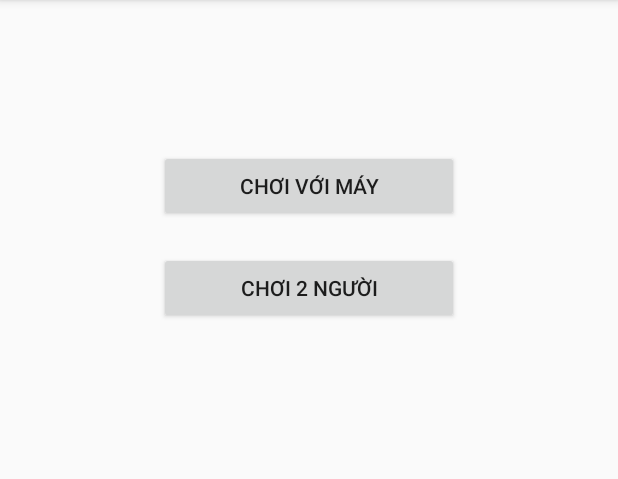
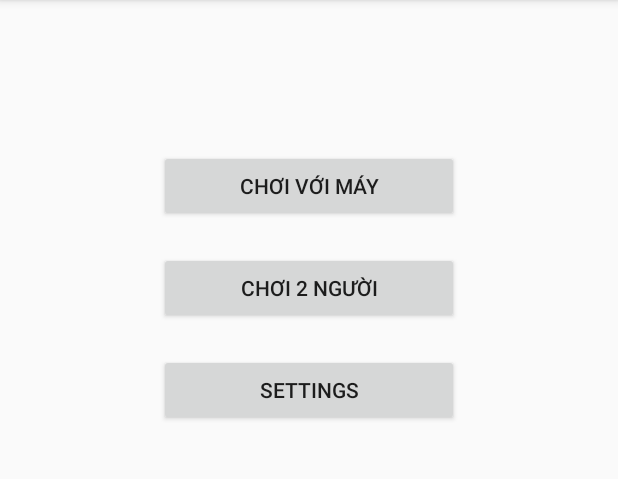
Before and after one commit to nguyendinhtrieu1996/TictactoeNegamaxAB, an Android app: the screen it shows after launch (MainActivity), on a phone screen of 412 x 824 dp, the part 84-563 px from its top. Run offline under Robolectric (Android 15) with nearby library versions, the phone set to English and light mode, and no system bars; our stand-ins replace androidx.preference; libraries missing offline, so code that uses them is left out: android.support.v7.

Commit message:
add settings feature

```diff
--- a/TictactoeNegamaxAB/app/build.gradle
+++ b/TictactoeNegamaxAB/app/build.gradle
@@ -22,6 +22,7 @@ dependencies {
     implementation fileTree(dir: 'libs', include: ['*.jar'])
     implementation 'com.android.support:appcompat-v7:26.1.0'
     implementation 'com.android.support.constraint:constraint-layout:1.0.2'
+    implementation 'com.android.support:preference-v7:26.1.0'
     testImplementation 'junit:junit:4.12'
     androidTestImplementation 'com.android.support.test:runner:1.0.1'
     androidTestImplementation 'com.android.support.test.espresso:espresso-core:3.0.1'
--- a/TictactoeNegamaxAB/app/src/main/java/com/example/dinhtrieu/tictactoenegamaxab/MainActivity.java
+++ b/TictactoeNegamaxAB/app/src/main/java/com/example/dinhtrieu/tictactoenegamaxab/MainActivity.java
@@ -7,7 +7,9 @@ import android.view.View;
 import android.widget.Button;
 
 import com.example.dinhtrieu.tictactoenegamaxab.activities.GameActicity;
+import com.example.dinhtrieu.tictactoenegamaxab.activities.SettingActivity;
 import com.example.dinhtrieu.tictactoenegamaxab.dm.GameType;
+import com.example.dinhtrieu.tictactoenegamaxab.fragments.SettingsFragment;
 
 import java.io.Serializable;
 
@@ -16,6 +18,9 @@ public class MainActivity extends AppCompatActivity {
     //UI Element
     private Button btnPlayWBot;
     private Button btn2Player;
+    private Button btnSettings;
+
+    private SettingsFragment settingsFragment;
 
     //Life circle
     @Override
@@ -38,11 +43,20 @@ public class MainActivity extends AppCompatActivity {
                 navigaToGameActivity(GameType.PLAYER);
             }
         });
+
+        btnSettings.setOnClickListener(new View.OnClickListener() {
+            @Override
+            public void onClick(View v) {
+                startActivity(new Intent(MainActivity.this, SettingActivity.class));
+            }
+        });
     }
 
     private void init() {
         btnPlayWBot = findViewById(R.id.btnPlayWithBot);
         btn2Player = findViewById(R.id.btn2Player);
+        btnSettings = findViewById(R.id.btnSettings);
+        settingsFragment = new SettingsFragment();
     }
 
     private void navigaToGameActivity(GameType type) {
--- a/TictactoeNegamaxAB/app/src/main/java/com/example/dinhtrieu/tictactoenegamaxab/uit/Constant.java
+++ b/TictactoeNegamaxAB/app/src/main/java/com/example/dinhtrieu/tictactoenegamaxab/uit/Constant.java
@@ -6,7 +6,7 @@ package com.example.dinhtrieu.tictactoenegamaxab.uit;
 
 public class Constant {
 
-    public final static int MAX_DEPTH = 7;
+    public static int MAX_DEPTH = 7;
     public final static int BEST_SCORE_VALUE = 100;
     public final static int rowQty = 8;
     public final static int colQty = 8;
--- a/TictactoeNegamaxAB/app/src/main/res/layout/activity_main.xml
+++ b/TictactoeNegamaxAB/app/src/main/res/layout/activity_main.xml
@@ -1,7 +1,11 @@
 <?xml version="1.0" encoding="utf-8"?>
-<LinearLayout xmlns:android="http://schemas.android.com/apk/res/android"
-    xmlns:app="http://schemas.android.com/apk/res-auto"
+<FrameLayout
+    xmlns:android="http://schemas.android.com/apk/res/android"
     xmlns:tools="http://schemas.android.com/tools"
+    android:id="@+id/container"
+    android:layout_width="match_parent"
+    android:layout_height="match_parent">
+    <LinearLayout
         android:layout_width="match_parent"
         android:layout_height="match_parent"
         android:orientation="vertical"
@@ -23,4 +27,13 @@
             android:layout_gravity="center"
             android:layout_marginTop="20dp"/>
 
+        <Button
+            android:id="@+id/btnSettings"
+            android:layout_width="200dp"
+            android:layout_height="wrap_content"
+            android:text="Settings"
+            android:layout_gravity="center"
+            android:layout_marginTop="20dp"/>
+
     </LinearLayout>
+</FrameLayout>
--- /dev/null
+++ b/TictactoeNegamaxAB/app/src/main/res/values/arrays.xml
@@ -0,0 +1,32 @@
+<?xml version="1.0" encoding="utf-8"?>
+<resources>
+
+    <string-array name="sizeBoardName">
+        <item>8x8</item>
+        <item>10x10</item>
+        <item>12x12</item>
+        <item>14x14</item>
+        <item>15x15</item>
+    </string-array>
+
+    <string-array name="sizeBoardValue">
+        <item>8</item>
+        <item>10</item>
+        <item>12</item>
+        <item>14</item>
+        <item>15</item>
+    </string-array>
+
+    <string-array name="gameModeName">
+        <item>Dễ</item>
+        <item>Bình thường</item>
+        <item>Khó</item>
+    </string-array>
+
+    <string-array name="gameModeValue">
+        <item>0</item>
+        <item>1</item>
+        <item>2</item>
+    </string-array>
+
+</resources>
--- a/TictactoeNegamaxAB/app/src/main/res/values/styles.xml
+++ b/TictactoeNegamaxAB/app/src/main/res/values/styles.xml
@@ -6,6 +6,12 @@
         <item name="colorPrimary">@color/colorPrimary</item>
         <item name="colorPrimaryDark">@color/colorPrimaryDark</item>
         <item name="colorAccent">@color/colorAccent</item>
+        <item name="preferenceTheme">@style/PreferenceThemeOverlay</item>
+    </style>
+
+    <style name="AppTheme.Dialog" parent="Theme.AppCompat.Light.Dialog.Alert">
+        <item name="windowNoTitle">true</item>
+        <item name="preferenceTheme">@style/PreferenceThemeOverlay</item>
     </style>
 
 </resources>
--- /dev/null
+++ b/TictactoeNegamaxAB/app/src/main/res/xml/preference_settings.xml
@@ -0,0 +1,29 @@
+<android.support.v7.preference.PreferenceScreen
+    xmlns:android="http://schemas.android.com/apk/res/android">
+
+    <android.support.v7.preference.PreferenceCategory
+        android:title="Kích Thước Bàn Cờ">
+
+        <ListPreference
+            android:title="Kích thước bàn cờ"
+            android:key="size_board"
+            android:defaultValue="8"
+            android:entries="@array/sizeBoardName"
+            android:entryValues="@array/sizeBoardValue" />
+
+    </android.support.v7.preference.PreferenceCategory>
+
+    <android.support.v7.preference.PreferenceCategory
+        android:title="Chế độ chơi">
+
+        <ListPreference
+            android:title="Chế độ chơi"
+            android:key="game_mode"
+            android:defaultValue="1"
+            android:entries="@array/gameModeName"
+            android:entryValues="@array/gameModeValue" />
+
+    </android.support.v7.preference.PreferenceCategory>
+
+
+</android.support.v7.preference.PreferenceScreen>
```
Also changed, not shown: TictactoeNegamaxAB/app/src/main/AndroidManifest.xml (+5 -3 lines), TictactoeNegamaxAB/app/src/main/java/com/example/dinhtrieu/tictactoenegamaxab/activities/GameActicity.java (+26 -5 lines), TictactoeNegamaxAB/app/src/main/java/com/example/dinhtrieu/tictactoenegamaxab/activities/SettingActivity.java (added, +26 -0 lines), TictactoeNegamaxAB/app/src/main/java/com/example/dinhtrieu/tictactoenegamaxab/bm/ChessBoard.java (+10 -0 lines), TictactoeNegamaxAB/app/src/main/java/com/example/dinhtrieu/tictactoenegamaxab/configs/Config.java (added, +16 -0 lines), TictactoeNegamaxAB/app/src/main/java/com/example/dinhtrieu/tictactoenegamaxab/fragments/SettingsFragment.java (added, +29 -0 lines), TictactoeNegamaxAB/app/src/main/java/com/example/dinhtrieu/tictactoenegamaxab/models/GameMode.java (added, +20 -0 lines), TictactoeNegamaxAB/app/src/main/java/com/example/dinhtrieu/tictactoenegamaxab/models/SizeBoard.java (added, +28 -0 lines), TictactoeNegamaxAB/app/src/main/res/layout/activity_settings.xml (added, +8 -0 lines), TictactoeNegamaxAB/app/src/main/res/drawable/background.png (added). Lines whose indentation alone changed are shown as unchanged.
